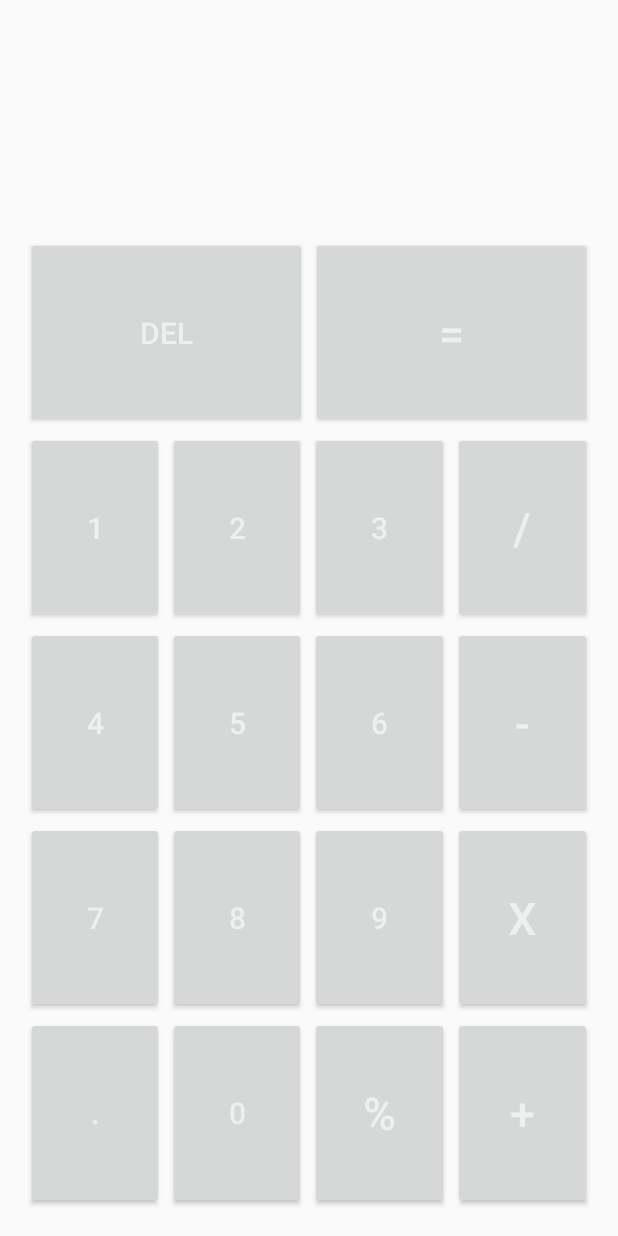
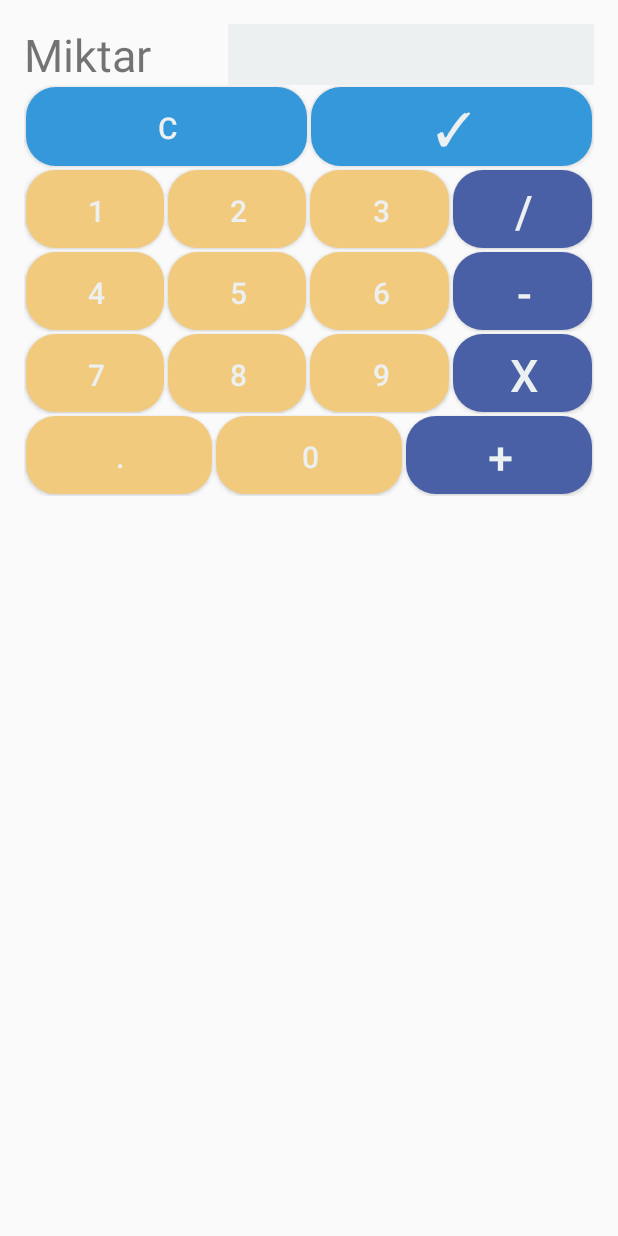
Before and after one commit to eraydertsiz/BudgetTracker, an Android app: the BottomSheetActivity screen opened directly, with no data from a screen before it, on a phone screen of 412 x 824 dp. Run offline under Robolectric (Android 15) with nearby library versions, the phone set to English and light mode, and no system bars.

Commit message:
Button positions, icons and modalsheet changes

```diff
--- /dev/null
+++ b/app/src/main/res/drawable/button.xml
@@ -0,0 +1,15 @@
+<?xml version="1.0" encoding="utf-8"?>
+<shape
+    xmlns:android="http://schemas.android.com/apk/res/android"
+    android:shape="rectangle"
+    android:useLevel="false">
+
+    <solid android:color="#3498db" />
+    <corners android:radius="30px"/>
+
+    <padding
+        android:left="5dp"
+        android:top="5dp"
+        android:right="3dp"
+        android:bottom="3dp"/>
+</shape>
--- /dev/null
+++ b/app/src/main/res/drawable/operator_selector.xml
@@ -0,0 +1,54 @@
+<?xml version="1.0" encoding="utf-8"?>
+<selector xmlns:android="http://schemas.android.com/apk/res/android">
+    <item android:state_pressed="false"
+        android:state_focused="false">
+        <shape
+            xmlns:android="http://schemas.android.com/apk/res/android"
+            android:shape="rectangle"
+            android:useLevel="false">
+            <corners android:radius="30px"/>
+            <solid android:color="#4960A6"/>
+
+            <padding
+                android:left="5dp"
+                android:top="5dp"
+                android:right="3dp"
+                android:bottom="3dp"/>
+        </shape>
+    </item>
+
+    <item android:state_pressed="false"
+        android:state_focused="true">
+        <shape
+            xmlns:android="http://schemas.android.com/apk/res/android"
+            android:shape="rectangle"
+            android:useLevel="false">
+            <corners android:radius="30px"/>
+            <solid android:color="#79A3D9"/>
+
+            <padding
+                android:left="5dp"
+                android:top="5dp"
+                android:right="3dp"
+                android:bottom="3dp"/>
+        </shape>
+    </item>
+
+    <item android:state_pressed="true"
+        android:state_focused="false">
+        <shape
+            xmlns:android="http://schemas.android.com/apk/res/android"
+            android:shape="rectangle"
+            android:useLevel="false">
+            <corners android:radius="30px"/>
+            <solid android:color="#79A3D9"/>
+
+            <padding
+                android:left="5dp"
+                android:top="5dp"
+                android:right="3dp"
+                android:bottom="3dp"/>
+        </shape>
+    </item>
+
+</selector>
--- /dev/null
+++ b/app/src/main/res/drawable/selector.xml
@@ -0,0 +1,54 @@
+<?xml version="1.0" encoding="utf-8"?>
+<selector xmlns:android="http://schemas.android.com/apk/res/android">
+    <item android:state_pressed="false"
+        android:state_focused="false">
+        <shape
+            xmlns:android="http://schemas.android.com/apk/res/android"
+            android:shape="rectangle"
+            android:useLevel="false">
+            <corners android:radius="30px"/>
+            <solid android:color="#F2CA7E"/>
+
+            <padding
+                android:left="5dp"
+                android:top="5dp"
+                android:right="3dp"
+                android:bottom="3dp"/>
+        </shape>
+    </item>
+
+    <item android:state_pressed="false"
+        android:state_focused="true">
+        <shape
+            xmlns:android="http://schemas.android.com/apk/res/android"
+            android:shape="rectangle"
+            android:useLevel="false">
+            <corners android:radius="30px"/>
+            <solid android:color="#D9556D"/>
+
+            <padding
+                android:left="5dp"
+                android:top="5dp"
+                android:right="3dp"
+                android:bottom="3dp"/>
+        </shape>
+    </item>
+
+    <item android:state_pressed="true"
+        android:state_focused="false">
+        <shape
+            xmlns:android="http://schemas.android.com/apk/res/android"
+            android:shape="rectangle"
+            android:useLevel="false">
+            <corners android:radius="30px"/>
+            <solid android:color="#79A3D9"/>
+
+            <padding
+                android:left="5dp"
+                android:top="5dp"
+                android:right="3dp"
+                android:bottom="3dp"/>
+        </shape>
+    </item>
+
+</selector>
--- a/app/src/main/res/drawable/style_circular_button.xml
+++ b/app/src/main/res/drawable/style_circular_button.xml
@@ -14,7 +14,7 @@
     </item>
     <item >
         <shape android:shape="oval">
-            <solid android:color="@color/colorPrimary"/>
+            <solid android:color="#D9556D"/>
             <size android:width="120dp" android:height="120dp"/>
         </shape>
     </item>
--- a/app/src/main/res/layout/bottomsheet.xml
+++ b/app/src/main/res/layout/bottomsheet.xml
@@ -1,22 +1,36 @@
 <?xml version="1.0" encoding="utf-8"?>
 <LinearLayout xmlns:android="http://schemas.android.com/apk/res/android"
-    android:orientation="vertical" android:layout_width="match_parent"
-    android:layout_height="match_parent"
+    xmlns:tools="http://schemas.android.com/tools"
+    android:layout_width="match_parent"
+    android:layout_height="wrap_content"
     android:gravity="center_horizontal"
+    android:orientation="vertical"
     android:padding="16dp">
 
     <LinearLayout
         android:layout_width="match_parent"
         android:layout_height="wrap_content"
-        android:layout_weight="0.3"
+        android:layout_weight="2"
         android:orientation="horizontal">
+
+        <TextView
+            android:id="@+id/textView3"
+            android:layout_width="181dp"
+            android:layout_height="wrap_content"
+            android:layout_weight="0.25"
+            android:text="Miktar"
+            android:textSize="30sp"
+            android:visibility="visible" />
 
         <TextView
             android:id="@+id/display"
             android:layout_width="match_parent"
-            android:layout_height="match_parent"
-
-            android:textSize="30sp" />
+            android:layout_height="wrap_content"
+            android:layout_weight="0.75"
+            android:background="#ecf0f1"
+            android:textAlignment="center"
+            android:textSize="30sp"
+            tools:text="₺" />
     </LinearLayout>
 
     <LinearLayout
@@ -31,8 +45,8 @@
             android:layout_height="match_parent"
             android:layout_margin="1dp"
             android:layout_weight="0.25"
-
-            android:text="Del"
+            android:background="@drawable/button"
+            android:text="C"
             android:textColor="#ecf0f1"
             android:textSize="20sp" />
 
@@ -42,8 +56,8 @@
             android:layout_height="match_parent"
             android:layout_margin="1dp"
             android:layout_weight="0.25"
-
-            android:text="="
+            android:background="@drawable/button"
+            android:text="\u2713"
             android:textColor="#ecf0f1"
             android:textSize="30sp" />
 
@@ -61,7 +75,7 @@
             android:layout_height="match_parent"
             android:layout_margin="1dp"
             android:layout_weight="0.25"
-
+            android:background="@drawable/selector"
             android:text="1"
             android:textColor="#ecf0f1"
             android:textSize="20sp" />
@@ -72,7 +86,7 @@
             android:layout_height="match_parent"
             android:layout_margin="1dp"
             android:layout_weight="0.25"
-
+            android:background="@drawable/selector"
             android:text="2"
             android:textColor="#ecf0f1"
             android:textSize="20sp" />
@@ -83,7 +97,7 @@
             android:layout_height="match_parent"
             android:layout_margin="1dp"
             android:layout_weight="0.25"
-
+            android:background="@drawable/selector"
             android:text="3"
             android:textColor="#ecf0f1"
             android:textSize="20sp" />
@@ -94,7 +108,7 @@
             android:layout_height="match_parent"
             android:layout_margin="1dp"
             android:layout_weight="0.25"
-
+            android:background="@drawable/operator_selector"
             android:text="/"
             android:textColor="#ecf0f1"
             android:textSize="30sp" />
@@ -113,7 +127,7 @@
             android:layout_height="match_parent"
             android:layout_margin="1dp"
             android:layout_weight="0.25"
-
+            android:background="@drawable/selector"
             android:text="4"
             android:textColor="#ecf0f1"
             android:textSize="20sp" />
@@ -124,7 +138,7 @@
             android:layout_height="match_parent"
             android:layout_margin="1dp"
             android:layout_weight="0.25"
-
+            android:background="@drawable/selector"
             android:text="5"
             android:textColor="#ecf0f1"
             android:textSize="20sp" />
@@ -135,7 +149,7 @@
             android:layout_height="match_parent"
             android:layout_margin="1dp"
             android:layout_weight="0.25"
-
+            android:background="@drawable/selector"
             android:text="6"
             android:textColor="#ecf0f1"
             android:textSize="20sp" />
@@ -146,7 +160,7 @@
             android:layout_height="match_parent"
             android:layout_margin="1dp"
             android:layout_weight="0.25"
-
+            android:background="@drawable/operator_selector"
             android:text="-"
             android:textColor="#ecf0f1"
             android:textSize="30sp" />
@@ -165,7 +179,7 @@
             android:layout_height="match_parent"
             android:layout_margin="1dp"
             android:layout_weight="0.25"
-
+            android:background="@drawable/selector"
             android:text="7"
             android:textColor="#ecf0f1"
             android:textSize="20sp" />
@@ -176,7 +190,7 @@
             android:layout_height="match_parent"
             android:layout_margin="1dp"
             android:layout_weight="0.25"
-
+            android:background="@drawable/selector"
             android:text="8"
             android:textColor="#ecf0f1"
             android:textSize="20sp" />
@@ -187,7 +201,7 @@
             android:layout_height="match_parent"
             android:layout_margin="1dp"
             android:layout_weight="0.25"
-
+            android:background="@drawable/selector"
             android:text="9"
             android:textColor="#ecf0f1"
             android:textSize="20sp" />
@@ -198,7 +212,7 @@
             android:layout_height="match_parent"
             android:layout_margin="1dp"
             android:layout_weight="0.25"
-
+            android:background="@drawable/operator_selector"
             android:text="x"
             android:textColor="#ecf0f1"
             android:textSize="30sp" />
@@ -217,7 +231,7 @@
             android:layout_height="match_parent"
             android:layout_margin="1dp"
             android:layout_weight="0.25"
-
+            android:background="@drawable/selector"
             android:text="."
             android:textColor="#ecf0f1"
             android:textSize="20sp" />
@@ -228,21 +242,10 @@
             android:layout_height="match_parent"
             android:layout_margin="1dp"
             android:layout_weight="0.25"
-
+            android:background="@drawable/selector"
             android:text="0"
             android:textColor="#ecf0f1"
             android:textSize="20sp" />
-
-        <Button
-            android:id="@+id/Remainder"
-            android:layout_width="wrap_content"
-            android:layout_height="match_parent"
-            android:layout_margin="1dp"
-            android:layout_weight="0.25"
-
-            android:text="%"
-            android:textColor="#ecf0f1"
-            android:textSize="30sp" />
 
         <Button
             android:id="@+id/buttonadd"
@@ -250,12 +253,12 @@
             android:layout_height="match_parent"
             android:layout_margin="1dp"
             android:layout_weight="0.25"
-
+            android:background="@drawable/operator_selector"
             android:onClick="onClick"
             android:text="+"
             android:textColor="#ecf0f1"
             android:textSize="30sp" />
 
-</LinearLayout>
+    </LinearLayout>
 
 </LinearLayout>
--- a/app/src/main/res/layout/toolbar.xml
+++ b/app/src/main/res/layout/toolbar.xml
@@ -2,8 +2,8 @@
 <androidx.appcompat.widget.Toolbar xmlns:android="http://schemas.android.com/apk/res/android"
     xmlns:app="http://schemas.android.com/apk/res-auto"
     android:layout_width="match_parent"
-    android:layout_height="wrap_content"
-    android:background="@color/colorPrimary"
+    android:layout_height="180dp"
+    android:background="#4960A6"
     android:elevation="4dp"
     android:theme="@style/ThemeOverlay.AppCompat.Dark.ActionBar"
     app:popupTheme="@style/ThemeOverlay.AppCompat.Light">
```
Also changed, not shown: app/src/main/res/layout/activity_main.xml (+120 -26 lines), app/src/main/res/drawable-v24/family.png (added), app/src/main/res/drawable-v24/gift.png (added), app/src/main/res/drawable-v24/health.png (added), app/src/main/res/drawable-v24/market.png (added), app/src/main/res/drawable-v24/network.png (added), app/src/main/res/drawable-v24/receipt.png (added), app/src/main/res/drawable-v24/transport.png (added).
